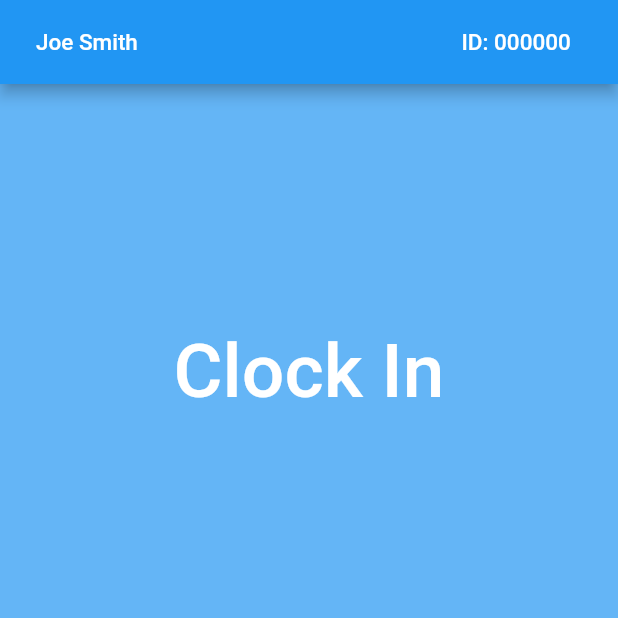
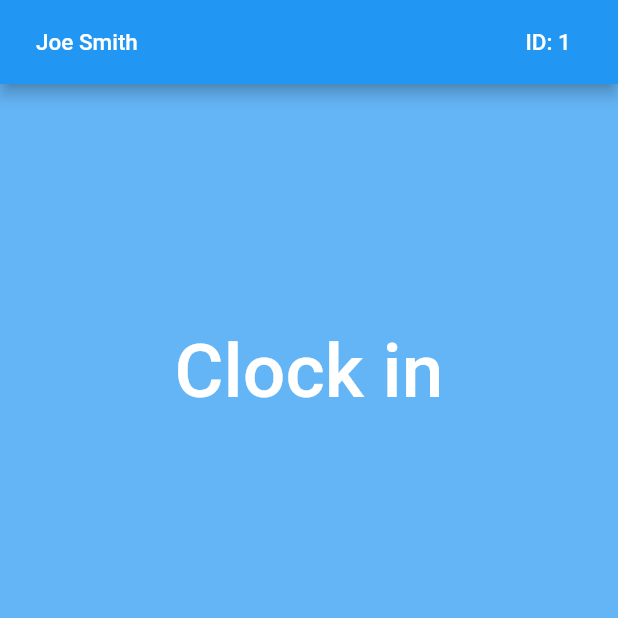
Before and after one commit to oatleals/ShepherdUI, a Flutter app: the screen it shows after launch, on a phone screen of 412 x 824 dp, the top half of it. Run offline on Flutter 3.47's test engine with Material 2 defaults, Android fonts, the phone set to English and light mode, and no system bars; our stand-ins replace connectivity, location, shared_preferences, sqflite; accounts and stored records are empty.

Commit message:
replaces Provider<GlobalState> with SharedPreferences for data persistence

```diff
--- a/shepherd/lib/UI/HomePage.dart
+++ b/shepherd/lib/UI/HomePage.dart
@@ -1,6 +1,5 @@
 import 'package:flutter/material.dart';
-import 'package:provider/provider.dart';
-import 'package:shepherd/provider/GlobalState.dart';
+import 'package:shared_preferences/shared_preferences.dart';
 
 import 'ClockInForm.dart';
 import 'ClockOutForm.dart';
@@ -15,12 +14,18 @@ class HomePage extends StatefulWidget
 
 class _HomePageState extends State<HomePage>
 {
+  final prefs = SharedPreferences.getInstance();
+
   @override
   Widget build(BuildContext context)
   {
-    var globalState = Provider.of<GlobalState>(context);
-    String userId = globalState.userId;
-
+    return FutureBuilder(
+      future: prefs,
+      builder: (context, snapshot)
+      {
+        if (snapshot.connectionState == ConnectionState.done)
+        {
+          final userId = snapshot.data.getInt('userId').toString();
           return Scaffold(
             appBar: AppBar(
               title: Padding(
@@ -30,7 +35,6 @@ class _HomePageState extends State<HomePage>
                   children: [
                     Text("Joe Smith  ", style: TextStyle(fontSize: 15)),
                     Text("ID: $userId  ", style: TextStyle(fontSize: 15)),
-
                   ],
                 ),
               ),
@@ -47,13 +51,19 @@ class _HomePageState extends State<HomePage>
                       ),
                       onPressed: ()
                       {
-                  if (globalState.isClockedIn)
+                        if (snapshot.data.getBool('isClockedIn'))
                           showClockOutDialog(context);
                         else
                           showClockInDialog(context);
                       },
                       child: Container(
-                  child: Center(child: globalState.clockButtonText)
+                        child: Center(
+                          child: Text(
+                            snapshot.data.getBool('isClockedIn')?
+                              'Clock out' : 'Clock in',
+                            style: TextStyle(fontSize: 50)
+                          )
+                        )
                       )
                     ),
                   ),
@@ -74,6 +84,48 @@ class _HomePageState extends State<HomePage>
                 ],
               ),
             ),
+          );
+        }
+        else
+        {
+
+
+          return Scaffold(
+            body: SafeArea(
+              child: Builder(builder: (context) {
+                return Material(
+                    color: Colors.transparent,
+                    child: Align(
+                        alignment: Alignment.center,
+                        child: Container(
+                            height: 200.0,
+                            width: 250.0,
+                            color: Colors.transparent,
+                            child:
+                                Column(
+                                  children: [
+                                    Center(child: CircularProgressIndicator()),
+                                    Padding(
+                                      padding: const EdgeInsets.all(8.0),
+                                      child: Text(
+                                        "Waiting for verification from server.",
+                                        style: TextStyle(color: Colors.white, fontSize: 12)
+                                      ),
+                                    )
+                                  ],
+                                ))));
+              }),
+            ),
+          );
+
+
+
+
+
+
+
+        }
+      },
     );
   }
 
--- a/shepherd/lib/connectivity/ConnectionChecker.dart
+++ b/shepherd/lib/connectivity/ConnectionChecker.dart
@@ -6,8 +6,8 @@ class ConnectionChecker
   {
     var connectivityResult = await (Connectivity().checkConnectivity());
 
-    if (connectivityResult == ConnectivityResult.mobile
-      || connectivityResult == ConnectivityResult.wifi)
+    if (connectivityResult == ConnectivityResult.mobile)
+      //|| connectivityResult == ConnectivityResult.wifi)
     {
       return true;
     }
--- a/shepherd/lib/domain_data/LocalDBContainer.dart
+++ b/shepherd/lib/domain_data/LocalDBContainer.dart
@@ -10,14 +10,13 @@ class LocalDBContainer
   Future<void> init() async
   {
     localdb = await openDatabase(
-      join(await getDatabasesPath(), 'local_database.db'),
+      join(await getDatabasesPath(), 'workdata.db'),
       onCreate: (db, version) async
       {
-        await db.execute("DROP TABLE IF EXISTS workData");
         return db.execute(
           '''CREATE TABLE workData(
               isClockIn INTEGER, userId INTEGER, clientId INTEGER,
-              clientPass INTEGER, time REAL, latitude REAL, longitude REAL,
+              token INTEGER, time REAL, latitude REAL, longitude REAL,
               tasks TEXT, isAuthenticated INTEGER)''');
       },
       version: 1,
--- a/shepherd/lib/main.dart
+++ b/shepherd/lib/main.dart
@@ -1,41 +1,28 @@
 import 'package:flutter/material.dart';
-import 'package:provider/provider.dart';
-import 'package:shepherd/domain_data/LocalDBContainer.dart';
-
-import 'package:shepherd/provider/GlobalState.dart';
-
+import 'package:shared_preferences/shared_preferences.dart';
 import 'UI/HomePage.dart';
-import 'UI/ClockInForm.dart';
-import 'UI/ClockOutForm.dart';
 
 
-main()
+
+main() async
 {
   WidgetsFlutterBinding.ensureInitialized();
 
-  LocalDBContainer localdb = new LocalDBContainer();
-  localdb.init();
+  await initializeSharedPrefs();
 
-  runApp(
-    ChangeNotifierProvider(
-      create: (context) => GlobalState(localdb),
-      child: MyApp()
-    )
-  );
-
+  runApp(MyApp());
 }
 
 class MyApp extends StatelessWidget
 {
+
   @override
   Widget build(BuildContext context)
   {
     return MaterialApp(
       routes:
-      {
+       {
         '/Home': (context) => HomePage(),
-        '/ClockIn': (context) => ClockInForm(),
-        '/ClockOut': (context) => ClockOutForm(),
       },
       title: 'Shepherd EVV',
       theme: ThemeData(
@@ -48,3 +35,14 @@ class MyApp extends StatelessWidget
   }
 
 }
+
+Future<void> initializeSharedPrefs() async
+{
+  final prefs = await SharedPreferences.getInstance();
+  prefs.setInt('userId', 1);
+
+  if (prefs.getBool('isClockedIn') == null)
+  {
+    prefs.setBool('isClockedIn', false);
+  }
+}
--- a/shepherd/lib/provider/GlobalState.dart
+++ /dev/null
@@ -1,66 +0,0 @@
-import 'package:flutter/material.dart';
-import 'package:shepherd/domain_data/LocalDBContainer.dart';
-
-class GlobalState extends ChangeNotifier
-{
-  // Domain data
-  bool isClockedIn;
-  String clientId;
-  String userId;
-  LocalDBContainer localdbContainer;
-
-  // UI data
-  int numTasks = 1;
-  List<TextEditingController> taskControllers = [];
-  var clockButtonRoute = '/ClockIn';
-  var clockButtonText = Text("Clock In", style: TextStyle(fontSize: 50));
-
-  // Used to grab data from TextField objects.
-  final clientIDController = TextEditingController();
-  final clockInPassController = TextEditingController();
-  final clockOutPassController = TextEditingController();
-
-
-  GlobalState(this.localdbContainer)
-  {
-    userId = '000000';
-
-    isClockedIn = false;
-
-    // Query database, grab the entry with the newest timestamp, check its
-    // isClockedIn value, and set GlobalState's isClockedIn accordingly.
-  }
-
-  // These notifying functions should only be responsbile for UI changes.  We
-  // will have a separate controller with clockIn() and clockOut() that
-  // perform business logic.
-  void clockIn({String clientId})
-  {
-    isClockedIn = true;
-    this.clientId = clientId;
-    clockButtonRoute = '/ClockOut';
-    clockButtonText = Text("Clock Out", style: TextStyle(fontSize: 50));
-    notifyListeners();
-  }
-
-  void clockOut()
-  {
-    isClockedIn = false;
-    clockButtonRoute = '/ClockIn';
-    clockButtonText = Text("Clock In", style: TextStyle(fontSize: 50));
-
-    clientIDController.clear();
-    clockInPassController.clear();
-    clockOutPassController.clear();
-    // TODO: clear task controllers
-
-    notifyListeners();
-  }
-
-  void newTask()
-  {
-    numTasks++;
-    notifyListeners();
-  }
-
-}
--- a/shepherd/pubspec.yaml
+++ b/shepherd/pubspec.yaml
@@ -29,12 +29,12 @@ dependencies:
   # Use with the CupertinoIcons class for iOS style icons.
   cupertino_icons: ^1.0.2
 
-  provider: ^4.3.3
   location: ^3.0.0
   sqflite:
   path:
   http:
   connectivity:
+  shared_preferences:
 
   awesome_dialog:
 
```
Also changed, not shown: shepherd/lib/UI/ClockInForm.dart (+15 -13 lines), shepherd/lib/UI/ClockOutForm.dart (+45 -89 lines), shepherd/lib/controllers/ClockController.dart (+47 -25 lines), shepherd/lib/domain_data/WorkData.dart (+6 -6 lines), 1 other file. Lines whose indentation alone changed are shown as unchanged.
